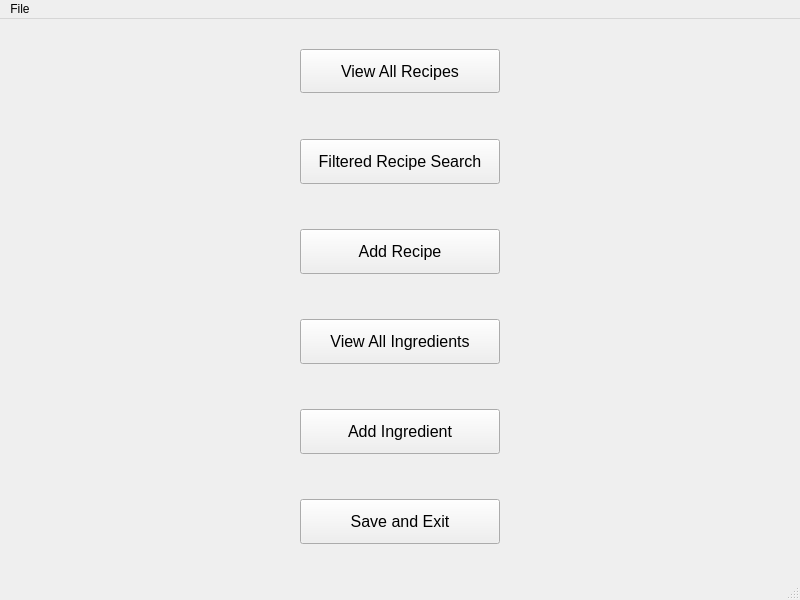
First picture: the form in mainwindow.ui, repository Azanguru/CS4076-Project, before the edit.
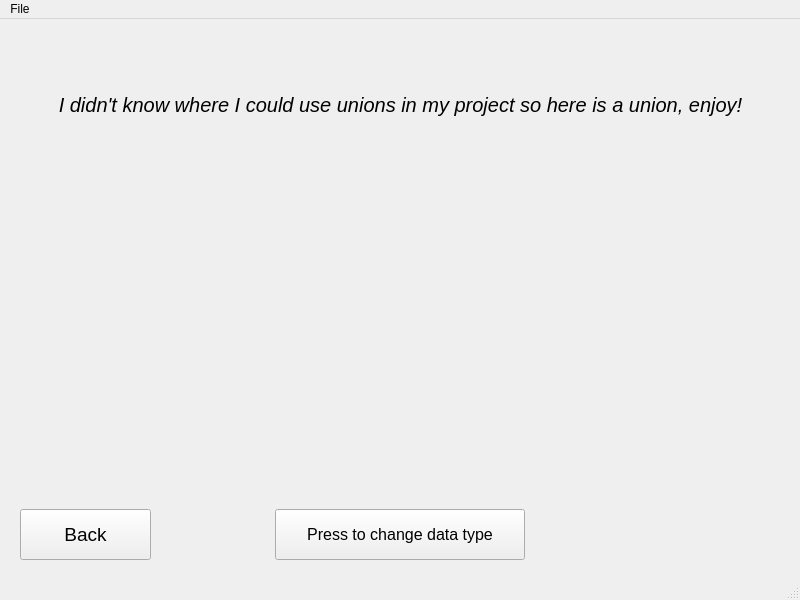
Second picture: the form after the edit.

Commit message: added cursed unions

The edit to the form file:
```diff
--- a/mainwindow.ui
+++ b/mainwindow.ui
@@ -36,7 +36,7 @@
      </rect>
     </property>
     <property name="currentIndex">
-     <number>0</number>
+     <number>5</number>
     </property>
     <widget class="QWidget" name="mainMenu">
      <widget class="QPushButton" name="viewIngredientsButton">
@@ -706,6 +706,87 @@
       </property>
      </widget>
     </widget>
+    <widget class="QWidget" name="unions">
+     <widget class="QLabel" name="omgUnions">
+      <property name="geometry">
+       <rect>
+        <x>10</x>
+        <y>10</y>
+        <width>781</width>
+        <height>151</height>
+       </rect>
+      </property>
+      <property name="font">
+       <font>
+        <pointsize>15</pointsize>
+        <italic>true</italic>
+       </font>
+      </property>
+      <property name="text">
+       <string>I didn't know where I could use unions in my project so here is a union, enjoy!</string>
+      </property>
+      <property name="alignment">
+       <set>Qt::AlignCenter</set>
+      </property>
+     </widget>
+     <widget class="QPushButton" name="changeUnionType">
+      <property name="geometry">
+       <rect>
+        <x>275</x>
+        <y>490</y>
+        <width>250</width>
+        <height>51</height>
+       </rect>
+      </property>
+      <property name="font">
+       <font>
+        <pointsize>12</pointsize>
+       </font>
+      </property>
+      <property name="text">
+       <string>Press to change data type</string>
+      </property>
+     </widget>
+     <widget class="QPushButton" name="unionBack">
+      <property name="geometry">
+       <rect>
+        <x>20</x>
+        <y>490</y>
+        <width>131</width>
+        <height>51</height>
+       </rect>
+      </property>
+      <property name="font">
+       <font>
+        <pointsize>14</pointsize>
+       </font>
+      </property>
+      <property name="text">
+       <string>Back</string>
+      </property>
+     </widget>
+     <widget class="QLabel" name="unionLabel">
+      <property name="geometry">
+       <rect>
+        <x>275</x>
+        <y>300</y>
+        <width>251</width>
+        <height>41</height>
+       </rect>
+      </property>
+      <property name="font">
+       <font>
+        <pointsize>14</pointsize>
+       </font>
+      </property>
+      <property name="text">
+       <string/>
+      </property>
+      <property name="alignment">
+       <set>Qt::AlignCenter</set>
+      </property>
+     </widget>
+    </widget>
    </widget>
   </widget>
   <widget class="QMenuBar" name="menubar">
```
Left out of the diff: 20 changed lines with no effect on the pictures. The commit also changes 2 other files.
